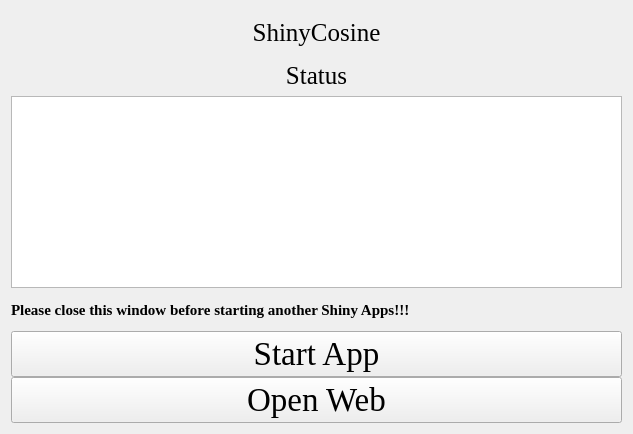
This is ShinyCosine.ui in hzaurzli/MicroWorldOmics as Qt 5 draws it before an edit. The edited form follows.
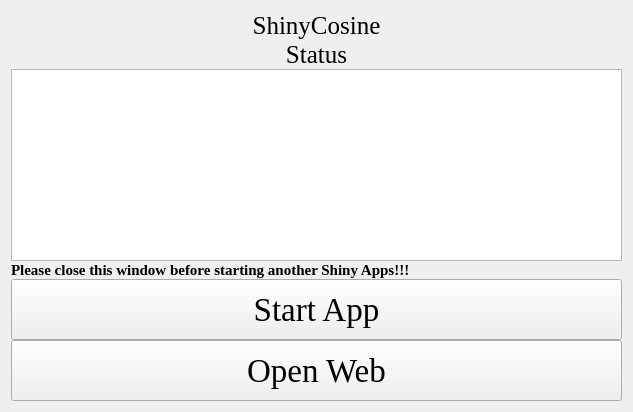
This is the edited form. Icons and pictures are not drawn.

```diff
--- a/ShinyCosine.ui
+++ b/ShinyCosine.ui
@@ -7,7 +7,7 @@
     <x>0</x>
     <y>0</y>
     <width>633</width>
-    <height>434</height>
+    <height>412</height>
    </rect>
   </property>
   <property name="windowTitle">
@@ -27,6 +27,12 @@
      </property>
      <item row="0" column="0" colspan="3">
       <widget class="QLabel" name="label">
+       <property name="sizePolicy">
+        <sizepolicy hsizetype="Preferred" vsizetype="Fixed">
+         <horstretch>0</horstretch>
+         <verstretch>0</verstretch>
+        </sizepolicy>
+       </property>
        <property name="font">
         <font>
          <family>Times New Roman</family>
@@ -43,6 +49,12 @@
      </item>
      <item row="3" column="0" colspan="3">
       <widget class="QLabel" name="label_4">
+       <property name="sizePolicy">
+        <sizepolicy hsizetype="Preferred" vsizetype="Fixed">
+         <horstretch>0</horstretch>
+         <verstretch>0</verstretch>
+        </sizepolicy>
+       </property>
        <property name="font">
         <font>
          <family>Times New Roman</family>
@@ -66,6 +78,12 @@
      </item>
      <item row="7" column="0" colspan="3">
       <widget class="QLabel" name="label_3">
+       <property name="sizePolicy">
+        <sizepolicy hsizetype="Preferred" vsizetype="Fixed">
+         <horstretch>0</horstretch>
+         <verstretch>0</verstretch>
+        </sizepolicy>
+       </property>
        <property name="font">
         <font>
          <family>Times New Roman</family>
@@ -81,6 +99,12 @@
      </item>
      <item row="8" column="0" colspan="3">
       <widget class="QPushButton" name="pushButton">
+       <property name="sizePolicy">
+        <sizepolicy hsizetype="Preferred" vsizetype="Preferred">
+         <horstretch>0</horstretch>
+         <verstretch>0</verstretch>
+        </sizepolicy>
+       </property>
        <property name="font">
         <font>
          <family>Times New Roman</family>
@@ -94,6 +118,12 @@
      </item>
      <item row="9" column="0" colspan="3">
       <widget class="QPushButton" name="pushButton_2">
+       <property name="sizePolicy">
+        <sizepolicy hsizetype="Preferred" vsizetype="Preferred">
+         <horstretch>0</horstretch>
+         <verstretch>0</verstretch>
+        </sizepolicy>
+       </property>
        <property name="font">
         <font>
          <family>Times New Roman</family>
```
